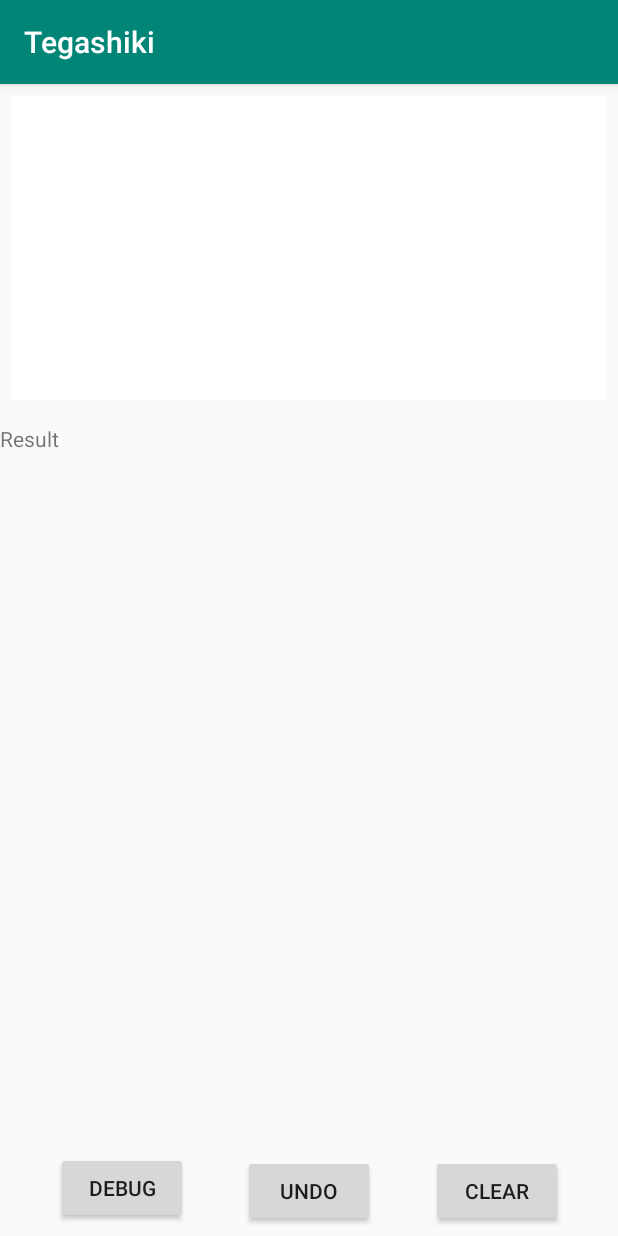
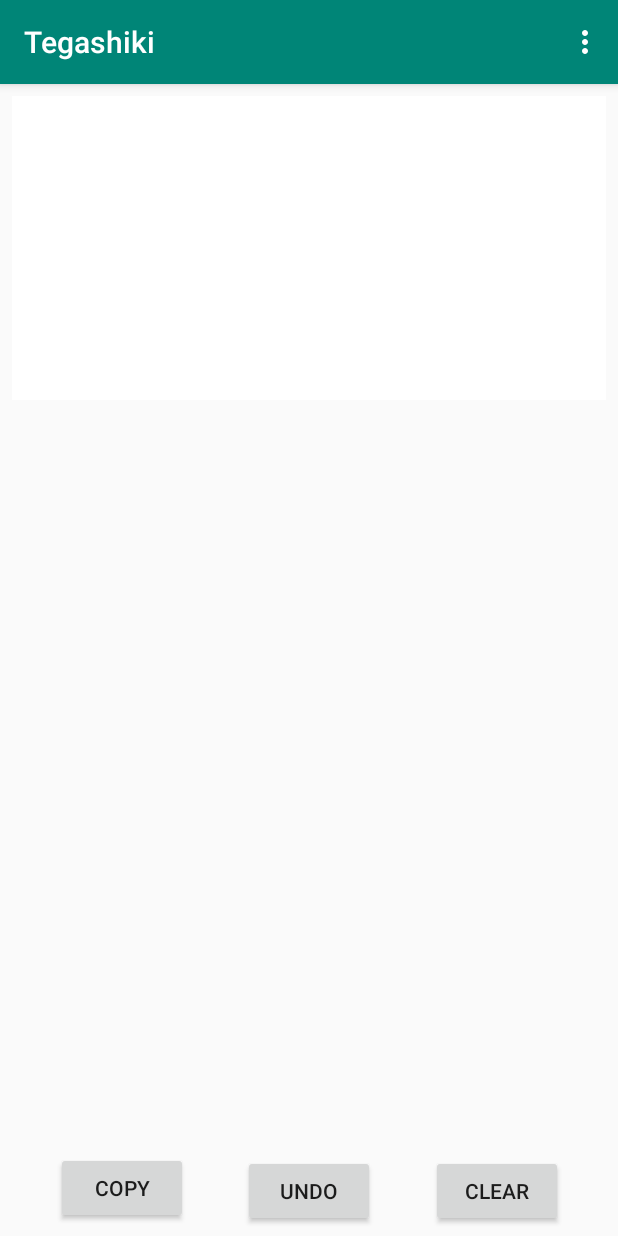
Before and after one commit to karino2/tegashiki, an Android app: the screen it shows after launch (MainActivity), on a phone screen of 412 x 824 dp. Run offline under Robolectric (Android 15) with nearby library versions, the phone set to English and light mode, and no system bars.

Commit message:
Copy is working.

```diff
--- a/app/src/main/res/layout/activity_main.xml
+++ b/app/src/main/res/layout/activity_main.xml
@@ -16,20 +16,20 @@
             android:layout_marginStart="8dp" app:layout_constraintEnd_toEndOf="parent"
             android:layout_marginEnd="8dp"></io.github.karino2.tegashiki.StrokeCanvas>
     <TextView
-            android:text="Result"
+            android:text=""
             android:layout_width="0dp"
             android:layout_height="0dp"
             android:id="@+id/textViewResult"
-            app:layout_constraintBottom_toTopOf="@+id/buttonDebug" app:layout_constraintEnd_toEndOf="parent"
+            app:layout_constraintBottom_toTopOf="@+id/buttonCopy" app:layout_constraintEnd_toEndOf="parent"
             app:layout_constraintStart_toStartOf="parent" android:layout_marginTop="8dp"
             app:layout_constraintTop_toTopOf="@+id/guideline"/>
 
     <Button
             android:layout_width="wrap_content"
             android:layout_height="wrap_content"
-            android:text="DEBUG"
-            android:id="@+id/buttonDebug"
-            android:onClick="onDebugButtonClick"
+            android:text="Copy"
+            android:id="@+id/buttonCopy"
+            android:onClick="onCopyButtonClick"
             app:layout_constraintStart_toStartOf="parent"
             app:layout_constraintEnd_toStartOf="@+id/buttonUndo"
             android:layout_marginBottom="8dp" app:layout_constraintBottom_toBottomOf="parent"/>
@@ -38,7 +38,7 @@
             android:layout_width="wrap_content"
             android:layout_height="wrap_content"
             android:id="@+id/buttonUndo"
-            app:layout_constraintStart_toEndOf="@+id/buttonDebug"
+            app:layout_constraintStart_toEndOf="@+id/buttonCopy"
             app:layout_constraintEnd_toStartOf="@+id/buttonClear" android:layout_marginTop="4dp"
             app:layout_constraintTop_toBottomOf="@+id/textViewResult" android:layout_marginBottom="8dp"
             app:layout_constraintBottom_toBottomOf="parent"/>
--- /dev/null
+++ b/app/src/main/res/menu/main.xml
@@ -0,0 +1,5 @@
+<?xml version="1.0" encoding="utf-8"?>
+<menu xmlns:app="http://schemas.android.com/apk/res-auto" xmlns:android="http://schemas.android.com/apk/res/android">
+
+    <item android:title="Dump" android:onClick="onDumpMenuItemClick"/>
+</menu>
```
Also changed, not shown: app/src/main/java/io/github/karino2/tegashiki/MainActivity.kt (+24 -2 lines).
